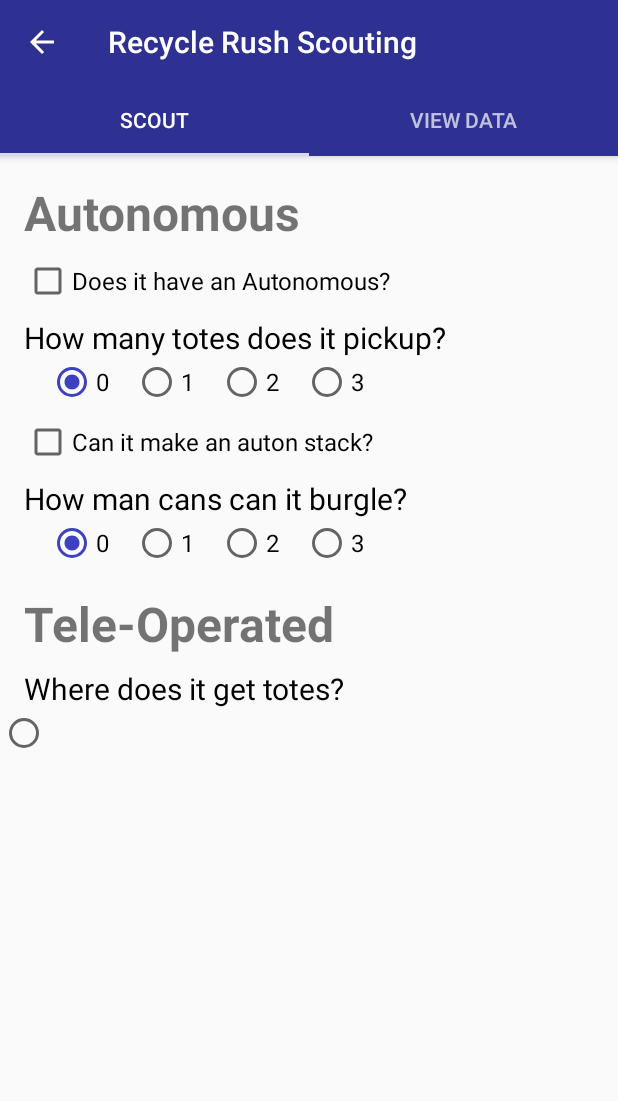
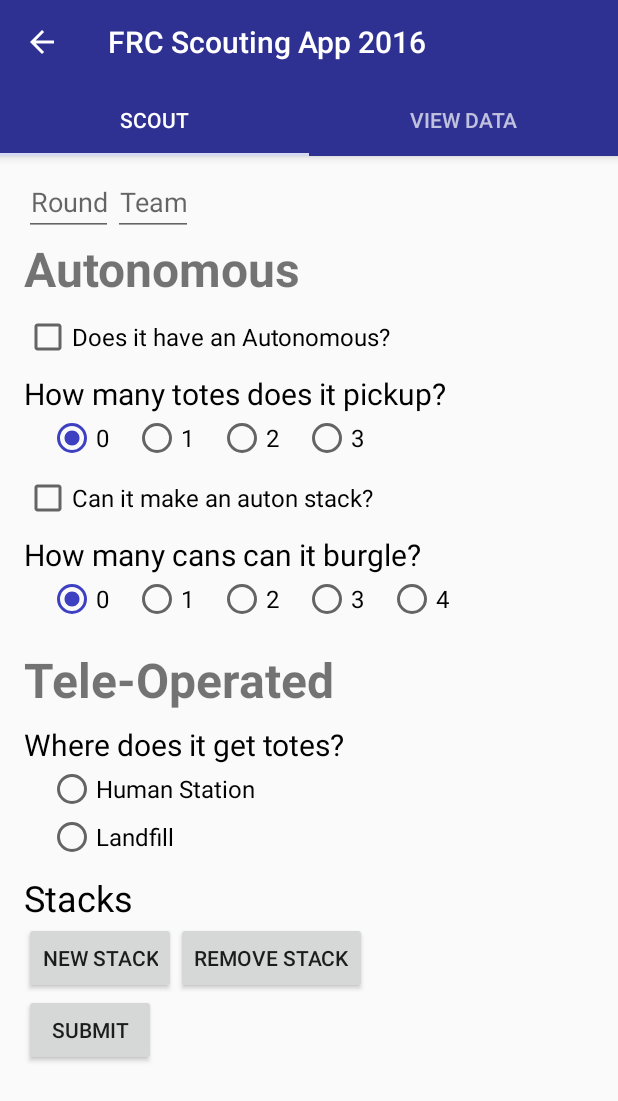
Before and after one commit to Brendon-Egolf/FRCScoutingApp2016, an Android app: the screen it shows after launch (MainActivity), on a phone screen of 412 x 824 dp. Shown: the top 1101 px of the screen. Run offline under Robolectric (Android 15) with nearby library versions, the phone set to English and light mode, and no system bars.

Commit message:
This isn't actually the 2016 app, but ok

```diff
--- a/app/src/main/java/com/petoskeypaladins/recyclerushscouting/DataView.java
+++ b/app/src/main/java/com/petoskeypaladins/frcscoutingapp/DataView.java
@@ -1,4 +1,4 @@
-package com.petoskeypaladins.recyclerushscouting;
+package com.petoskeypaladins.frcscoutingapp;
 
 import android.os.Bundle;
 import android.support.v4.app.Fragment;
--- a/app/src/main/java/com/petoskeypaladins/recyclerushscouting/MainActivity.java
+++ b/app/src/main/java/com/petoskeypaladins/frcscoutingapp/MainActivity.java
@@ -1,11 +1,11 @@
-package com.petoskeypaladins.recyclerushscouting;
+package com.petoskeypaladins.frcscoutingapp;
 
 import android.os.Bundle;
 import android.support.design.widget.TabLayout;
 import android.support.v4.view.ViewPager;
 import android.support.v7.app.AppCompatActivity;
 import android.support.v7.widget.Toolbar;
-
+import android.view.WindowManager;
 
 
 public class MainActivity extends AppCompatActivity {
@@ -29,6 +29,9 @@ public class MainActivity extends AppCompatActivity {
 
         tabLayout = (TabLayout) findViewById(R.id.tabs);
         tabLayout.setupWithViewPager(viewPager);
+
+        this.getWindow().setSoftInputMode(WindowManager.LayoutParams.SOFT_INPUT_STATE_ALWAYS_HIDDEN);
+
     }
 
     private void setupViewPager(ViewPager viewPager) {
--- /dev/null
+++ b/app/src/main/java/com/petoskeypaladins/frcscoutingapp/ScoutingSheet.java
@@ -0,0 +1,143 @@
+package com.petoskeypaladins.frcscoutingapp;
+
+import android.content.Context;
+import android.os.Bundle;
+import android.support.v4.app.Fragment;
+import android.view.KeyEvent;
+import android.view.LayoutInflater;
+import android.view.View;
+import android.view.ViewGroup;
+import android.view.inputmethod.EditorInfo;
+import android.widget.Button;
+import android.widget.CheckBox;
+import android.widget.EditText;
+import android.widget.LinearLayout;
+import android.widget.ScrollView;
+import android.widget.TextView;
+import android.widget.Toast;
+
+
+public class ScoutingSheet extends Fragment {
+
+    private LinearLayout stackContainer;
+    private LinearLayout.LayoutParams stackContainerParameters;
+    private Context context;
+
+    private int stackCount;
+
+
+    public ScoutingSheet() {
+        // Required empty public constructor
+    }
+
+    @Override
+    public void onCreate(Bundle savedInstanceState) {
+        super.onCreate(savedInstanceState);
+
+    }
+
+    @Override
+    public View onCreateView(LayoutInflater inflater, ViewGroup container,
+                             Bundle savedInstanceState) {
+        // Inflate the layout for this fragment
+        final View view = inflater.inflate(R.layout.fragment_scouting_sheet, container, false);
+
+
+        final LinearLayout linearLayout = (LinearLayout)view.findViewById(R.id.stack_container);
+        final LinearLayout.LayoutParams layoutParams = new LinearLayout.LayoutParams
+                (ViewGroup.LayoutParams.MATCH_PARENT, ViewGroup.LayoutParams.MATCH_PARENT);
+
+        final ScrollView scrollView = (ScrollView)view.findViewById(R.id.scroll_view);
+
+        final EditText roundNumber = (EditText)view.findViewById(R.id.round_number);
+        final EditText teamNumber = (EditText)view.findViewById(R.id.team_number);
+        final Button submit = (Button)view.findViewById(R.id.submit);
+        roundNumber.setOnEditorActionListener(new TextView.OnEditorActionListener() {
+            @Override
+            public boolean onEditorAction(TextView v, int actionId, KeyEvent event) {
+                if (actionId == EditorInfo.IME_ACTION_DONE) {
+                    teamNumber.requestFocus();
+                }
+
+                return false;
+            }
+        });
+
+        final LinearLayout spotlight = (LinearLayout)view.findViewById(R.id.spotlight);
+
+        teamNumber.setOnEditorActionListener(new TextView.OnEditorActionListener() {
+            @Override
+            public boolean onEditorAction(TextView v, int actionId, KeyEvent event) {
+                if (actionId == EditorInfo.IME_ACTION_DONE) {
+                    teamNumber.clearFocus();
+                    spotlight.requestFocus();
+
+                }
+
+                return false;
+            }
+        });
+
+        Button addStack = (Button) view.findViewById(R.id.add_stack);
+        addStack.setOnClickListener(new View.OnClickListener() {
+
+            public void onClick(View v) {
+                stackCount++;
+                Stack stack;
+                stack = new Stack(getContext(), stackCount);
+                linearLayout.addView(stack, layoutParams);
+
+                scrollView.scrollTo(0, scrollView.getMaxScrollAmount() + 56);
+            }
+        });
+
+        Button removeStack = (Button)view.findViewById(R.id.remove_stack);
+        removeStack.setOnClickListener(new View.OnClickListener() {
+            public void onClick(View v) {
+                if (stackCount > 0) {
+                    Stack lastStack = (Stack) linearLayout.getChildAt(stackCount - 1);
+                    linearLayout.removeView(lastStack);
+                    stackCount--;
+                } else {
+                    Toast.makeText(getContext(), "No stacks to remove", Toast.LENGTH_SHORT).show();
+                }
+            }
+        });
+
+
+        submit.setOnClickListener(new View.OnClickListener() {
+            @Override
+            public void onClick(View v) {
+                submitForm();
+            }
+        });
+
+
+
+        return view;
+    }
+
+
+
+    public void submitForm() {
+
+        EditText roundNumber = (EditText)getView().findViewById(R.id.round_number);
+        EditText teamNumber = (EditText) getView().findViewById(R.id.team_number);
+        CheckBox canAuton = (CheckBox) getView().findViewById(R.id.can_auton);
+
+
+
+    }
+
+    public void writeData(View view) {
+
+    }
+
+
+    public void alert() {
+        Toast toast = Toast.makeText(getContext(), "You did a thing", Toast.LENGTH_SHORT);
+        toast.show();
+    }
+
+
+}
--- a/app/src/main/java/com/petoskeypaladins/recyclerushscouting/TeamFragment.java
+++ b/app/src/main/java/com/petoskeypaladins/frcscoutingapp/TeamFragment.java
@@ -1,4 +1,4 @@
-package com.petoskeypaladins.recyclerushscouting;
+package com.petoskeypaladins.frcscoutingapp;
 
 import android.app.Activity;
 import android.os.Bundle;
@@ -14,7 +14,7 @@ import android.widget.ListAdapter;
 import android.widget.TextView;
 
 
-import com.petoskeypaladins.recyclerushscouting.dummy.DummyContent;
+import com.petoskeypaladins.frcscoutingapp.dummy.DummyContent;
 
 /**
  * A fragment representing a list of Items.
--- a/app/src/main/java/com/petoskeypaladins/recyclerushscouting/ViewPagerAdapter.java
+++ b/app/src/main/java/com/petoskeypaladins/frcscoutingapp/ViewPagerAdapter.java
@@ -1,4 +1,4 @@
-package com.petoskeypaladins.recyclerushscouting;
+package com.petoskeypaladins.frcscoutingapp;
 
 import android.support.v4.app.Fragment;
 import android.support.v4.app.FragmentManager;
--- a/app/src/main/java/com/petoskeypaladins/recyclerushscouting/dummy/DummyContent.java
+++ b/app/src/main/java/com/petoskeypaladins/frcscoutingapp/dummy/DummyContent.java
@@ -1,4 +1,4 @@
-package com.petoskeypaladins.recyclerushscouting.dummy;
+package com.petoskeypaladins.frcscoutingapp.dummy;
 
 import java.util.ArrayList;
 import java.util.HashMap;
--- a/app/src/main/java/com/petoskeypaladins/recyclerushscouting/ScoutingSheet.java
+++ /dev/null
@@ -1,28 +0,0 @@
-package com.petoskeypaladins.recyclerushscouting;
-
-import android.os.Bundle;
-import android.support.v4.app.Fragment;
-import android.view.LayoutInflater;
-import android.view.View;
-import android.view.ViewGroup;
-
-
-public class ScoutingSheet extends Fragment {
-
-    public ScoutingSheet() {
-        // Required empty public constructor
-    }
-
-    @Override
-    public void onCreate(Bundle savedInstanceState) {
-        super.onCreate(savedInstanceState);
-    }
-
-    @Override
-    public View onCreateView(LayoutInflater inflater, ViewGroup container,
-                             Bundle savedInstanceState) {
-        // Inflate the layout for this fragment
-        return inflater.inflate(R.layout.fragment_scouting_sheet, container, false);
-    }
-
-}
--- a/app/src/main/res/layout/fragment_data_view.xml
+++ b/app/src/main/res/layout/fragment_data_view.xml
@@ -1,7 +1,7 @@
 <FrameLayout xmlns:android="http://schemas.android.com/apk/res/android"
     xmlns:tools="http://schemas.android.com/tools" android:layout_width="match_parent"
     android:layout_height="match_parent"
-    tools:context="com.petoskeypaladins.recyclerushscouting.DataView">
+    tools:context="com.petoskeypaladins.frcscoutingapp.DataView">
 
     <!-- TODO: Update blank fragment layout -->
     <TextView android:layout_width="match_parent" android:layout_height="match_parent"
--- a/app/src/main/res/layout/fragment_scouting_sheet.xml
+++ b/app/src/main/res/layout/fragment_scouting_sheet.xml
@@ -1,11 +1,37 @@
-<FrameLayout xmlns:android="http://schemas.android.com/apk/res/android"
+<ScrollView android:id="@+id/scroll_view"
+    xmlns:android="http://schemas.android.com/apk/res/android"
     xmlns:tools="http://schemas.android.com/tools" android:layout_width="match_parent"
-    android:layout_height="match_parent"
-    tools:context="com.petoskeypaladins.recyclerushscouting.ScoutingSheet">
+    android:layout_height="wrap_content"
+    tools:context="com.petoskeypaladins.frcscoutingapp.ScoutingSheet">
 
-    <RelativeLayout
+
+    <RelativeLayout android:id="@+id/main_layout"
         android:layout_width="match_parent"
-        android:layout_height="match_parent">
+        android:layout_height="match_parent"
+        android:descendantFocusability="beforeDescendants">
+
+
+
+
+        <EditText android:id="@+id/round_number"
+            android:layout_width="wrap_content"
+            android:layout_height="wrap_content"
+            android:inputType="number"
+            android:layout_marginLeft="@dimen/margin_small"
+            android:layout_marginTop="@dimen/margin_x_small"
+            android:gravity="center_horizontal"
+            android:hint="@string/round_number"
+            android:imeOptions="actionDone"/>
+
+        <EditText android:id="@+id/team_number"
+            android:layout_width="wrap_content"
+            android:layout_height="wrap_content"
+            android:inputType="number"
+            android:layout_marginTop="@dimen/margin_x_small"
+            android:hint="@string/team_number"
+            android:gravity="center_horizontal"
+            android:layout_toRightOf="@id/round_number"
+            android:imeOptions="actionDone"/>
 
         <TextView
             android:layout_width="wrap_content"
@@ -14,8 +40,8 @@
             android:text="@string/auton_mode"
             android:textSize="@dimen/header"
             android:layout_marginLeft="@dimen/margin_small"
-            android:layout_marginTop="@dimen/margin_small"
-            android:textStyle="bold" />
+            android:textStyle="bold"
+            android:layout_below="@id/round_number"/>
 
         <CheckBox android:id="@+id/can_auton"
             android:layout_width="wrap_content"
@@ -75,6 +101,8 @@
                 android:text="3"
                 android:textSize="@dimen/item_label"/>
 
+
+
         </RadioGroup>
 
         <CheckBox android:id="@+id/can_stack"
@@ -86,7 +114,7 @@
             android:layout_marginLeft="@dimen/margin_small"
             android:layout_marginTop="@dimen/margin_x_small"/>
 
-        <TextView android:id="@+id/can_can"
+        <TextView android:id="@+id/can_can_label"
             android:layout_width="wrap_content"
             android:layout_height="wrap_content"
             android:layout_below="@id/can_stack"
@@ -96,10 +124,10 @@
             android:layout_marginTop="@dimen/margin_x_small"
             android:textColor="@color/black"/>
 
-        <RadioGroup android:id="@+id/can_burgle"
+        <RadioGroup android:id="@+id/can_can"
             android:layout_width="wrap_content"
             android:layout_height="wrap_content"
-            android:layout_below="@id/can_can"
+            android:layout_below="@id/can_can_label"
             android:orientation="horizontal"
             android:layout_marginLeft="@dimen/margin_small"
             android:checkedButton="@+id/zero_auton_can">
@@ -136,6 +164,14 @@
                 android:textSize="@dimen/item_label"
                 />
 
+            <RadioButton android:id="@+id/four_auton_can"
+                android:layout_width="wrap_content"
+                android:layout_height="wrap_content"
+                android:layout_marginLeft="@dimen/margin_small"
+                android:text="4"
+                android:textSize="@dimen/item_label"
+                />
+
         </RadioGroup>
 
         <TextView android:id="@+id/teleop_label"
@@ -143,7 +179,7 @@
             android:layout_height="wrap_content"
             android:text="@string/teleop_mode"
             android:textSize="@dimen/header"
-            android:layout_below="@id/can_burgle"
+            android:layout_below="@id/can_can"
             android:layout_marginLeft="@dimen/margin_small"
             android:layout_marginTop="@dimen/margin_small"
             android:textStyle="bold" />
@@ -162,13 +198,79 @@
             android:layout_width="wrap_content"
             android:layout_height="wrap_content"
             android:layout_below="@id/pickup_label"
-            >
+            android:layout_marginLeft="@dimen/margin_small">
+
             <RadioButton android:id="@+id/human_pickup"
                 android:layout_width="wrap_content"
                 android:layout_height="wrap_content"
-                />
+                android:text="@string/human_pickup"
+                android:textSize="@dimen/item_label"
+                android:layout_marginLeft="@dimen/margin_small"/>
+
+            <RadioButton android:id="@+id/landfill_pickup"
+                android:layout_width="wrap_content"
+                android:layout_height="wrap_content"
+                android:text="@string/landfill_pickup"
+                android:textSize="@dimen/item_label"
+                android:layout_marginLeft="@dimen/margin_small"/>
+
         </RadioGroup>
+
+        <TextView android:id="@+id/stacks_label"
+            android:layout_width="wrap_content"
+            android:layout_height="wrap_content"
+            android:text="@string/stacks_label"
+            android:textSize="@dimen/sub_header"
+            android:textColor="@color/black"
+            android:layout_below="@id/pickup"
+            android:layout_marginTop="@dimen/margin_x_small"
+            android:layout_marginLeft="@dimen/margin_small"/>
+
+        <Button android:id="@+id/add_stack"
+            android:layout_width="wrap_content"
+            android:layout_height="wrap_content"
+            android:text="@string/add_stack"
+            android:onClick="addStack"
+            android:layout_marginLeft="@dimen/margin_small"
+            android:layout_below="@id/stacks_label"/>
+
+        <Button android:id="@+id/remove_stack"
+            android:layout_width="wrap_content"
+            android:layout_height="wrap_content"
+            android:text="@string/remove_stack"
+            android:layout_alignTop="@+id/add_stack"
+            android:layout_toRightOf="@+id/add_stack" />
+
+        <LinearLayout android:id="@+id/stack_container"
+            android:layout_width="match_parent"
+            android:layout_height="wrap_content"
+            android:orientation="vertical"
+            android:layout_below="@id/add_stack"
+            android:layout_marginLeft="@dimen/margin_small">
+
+
+
+
+
+        </LinearLayout>
+
+        <Button android:id="@+id/submit"
+            android:layout_width="wrap_content"
+            android:layout_height="wrap_content"
+            android:layout_below="@id/stack_container"
+            android:text="@string/submit"
+            android:layout_marginLeft="@dimen/margin_small"
+            android:layout_marginBottom="@dimen/margin_large" />
+
+        <LinearLayout android:id="@+id/spotlight"
+            android:layout_width="wrap_content"
+            android:layout_height="wrap_content"
+            android:focusable="true"
+            android:focusableInTouchMode="true">
+            <requestFocus />
+        </LinearLayout>
+
 
     </RelativeLayout>
 
-</FrameLayout>
+</ScrollView>
--- a/app/src/main/res/layout/fragment_team_grid.xml
+++ b/app/src/main/res/layout/fragment_team_grid.xml
@@ -2,7 +2,7 @@
 <FrameLayout xmlns:android="http://schemas.android.com/apk/res/android"
     xmlns:tools="http://schemas.android.com/tools" android:layout_width="match_parent"
     android:layout_height="match_parent"
-    tools:context="com.petoskeypaladins.recyclerushscouting.TeamFragment">
+    tools:context="com.petoskeypaladins.frcscoutingapp.TeamFragment">
 
     <GridView android:id="@android:id/list" android:layout_width="match_parent"
         android:layout_height="match_parent" android:numColumns="2" />
--- a/app/src/main/res/layout/fragment_team_list.xml
+++ b/app/src/main/res/layout/fragment_team_list.xml
@@ -2,7 +2,7 @@
 <FrameLayout xmlns:android="http://schemas.android.com/apk/res/android"
     xmlns:tools="http://schemas.android.com/tools" android:layout_width="match_parent"
     android:layout_height="match_parent"
-    tools:context="com.petoskeypaladins.recyclerushscouting.TeamFragment">
+    tools:context="com.petoskeypaladins.frcscoutingapp.TeamFragment">
 
     <ListView android:id="@android:id/list" android:layout_width="match_parent"
         android:layout_height="match_parent" />
--- a/app/src/main/res/values/dimens.xml
+++ b/app/src/main/res/values/dimens.xml
@@ -7,10 +7,13 @@
     <dimen name="tab_label">14sp</dimen>
     <dimen name="custom_tab_layout_height">72dp</dimen>
     <dimen name="header">32dp</dimen>
+    <dimen name="sub_header">24dp</dimen>
     <dimen name="margin_small">16dp</dimen>
     <dimen name="margin_medium">24dp</dimen>
     <dimen name="item_label">16dp</dimen>
     <dimen name="group_label">20dp</dimen>
     <dimen name="margin_x_small">8dp</dimen>
+    <dimen name="margin_large">96dp</dimen>
+
 
 </resources>
--- a/app/src/main/res/values/strings.xml
+++ b/app/src/main/res/values/strings.xml
@@ -1,20 +1,28 @@
 <resources>
-    <string name="app_name">Recycle Rush Scouting</string>
+    <string name="app_name">FRC Scouting App 2016</string>
 
     <string name="hello_world">Hello world!</string>
     <string name="action_settings">Settings</string>
 
-<!-- TODO: Remove or change this placeholder text -->
+
     <string name="hello_blank_fragment">Hello blank fragment</string>
     <string name="scouting_sheet_title">Create a New Scouting Sheet!</string>
     <string name="auton_mode">Autonomous</string>
     <string name="can_auton">Does it have an Autonomous?</string>
     <string name="n_totes">How many totes does it pickup?</string>
-    <string name="n_cans">How man cans can it burgle?</string>
+    <string name="n_cans">How many cans can it burgle?</string>
     <string name="can_stack">Can it make an auton stack?</string>
     <string name="teleop_mode">Tele-Operated</string>
     <string name="pickup">Where does it get totes?</string>
     <string name="human_pickup">Human Station</string>
-    <string name="landfill">Landfill</string>
-
+    <string name="landfill_pickup">Landfill</string>
+    <string name="stacks_label">Stacks</string>
+    <string name="add_stack">New Stack</string>
+    <string name="stack_totes">How Many Totes?</string>
+    <string name="stack_can">Container</string>
+    <string name="can_noodle">Noodle</string>
+    <string name="remove_stack">Remove Stack</string>
+    <string name="submit">Submit</string>
+    <string name="round_number">Round</string>
+    <string name="team_number">Team</string>
 </resources>
```
Also changed, not shown: app/src/main/AndroidManifest.xml (+4 -3 lines), app/src/main/java/com/petoskeypaladins/frcscoutingapp/Stack.java (added, +32 -0 lines), app/src/main/java/com/petoskeypaladins/recyclerushscouting/Stack.java (deleted, +0 -34 lines), app/src/main/res/layout/fragment_stack.xml (deleted, +0 -10 lines), app/src/main/res/layout/view_stack.xml (added, +98 -0 lines), app/src/main/res/values/attrs_stack.xml (added, +8 -0 lines), 5 other files.
